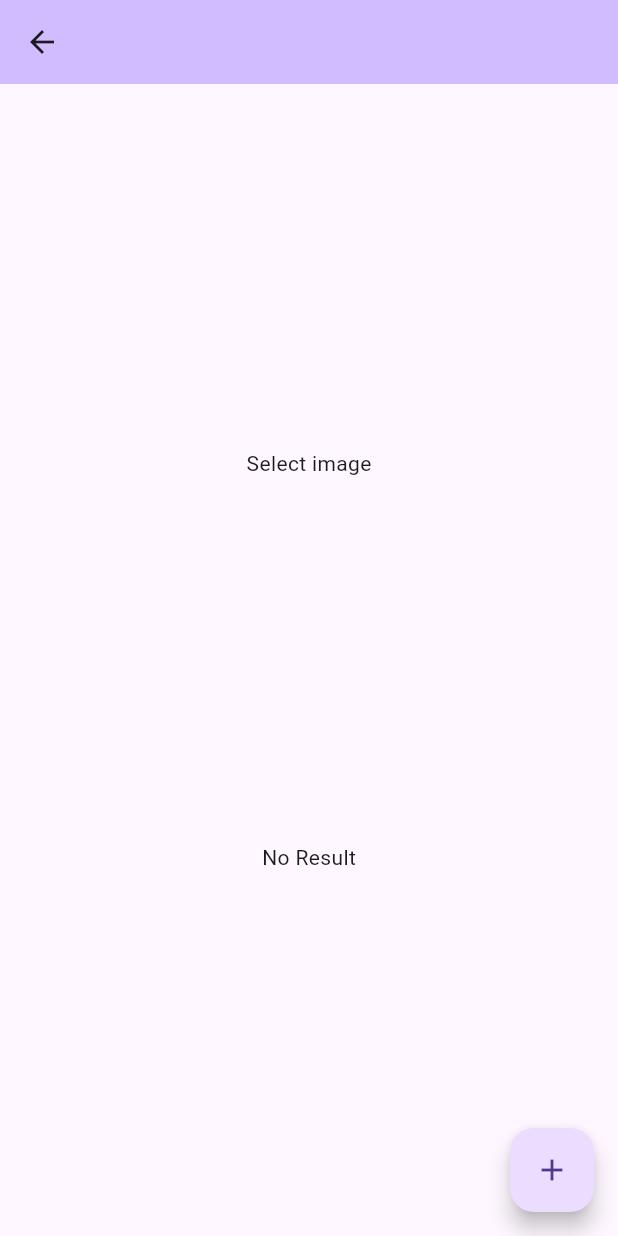
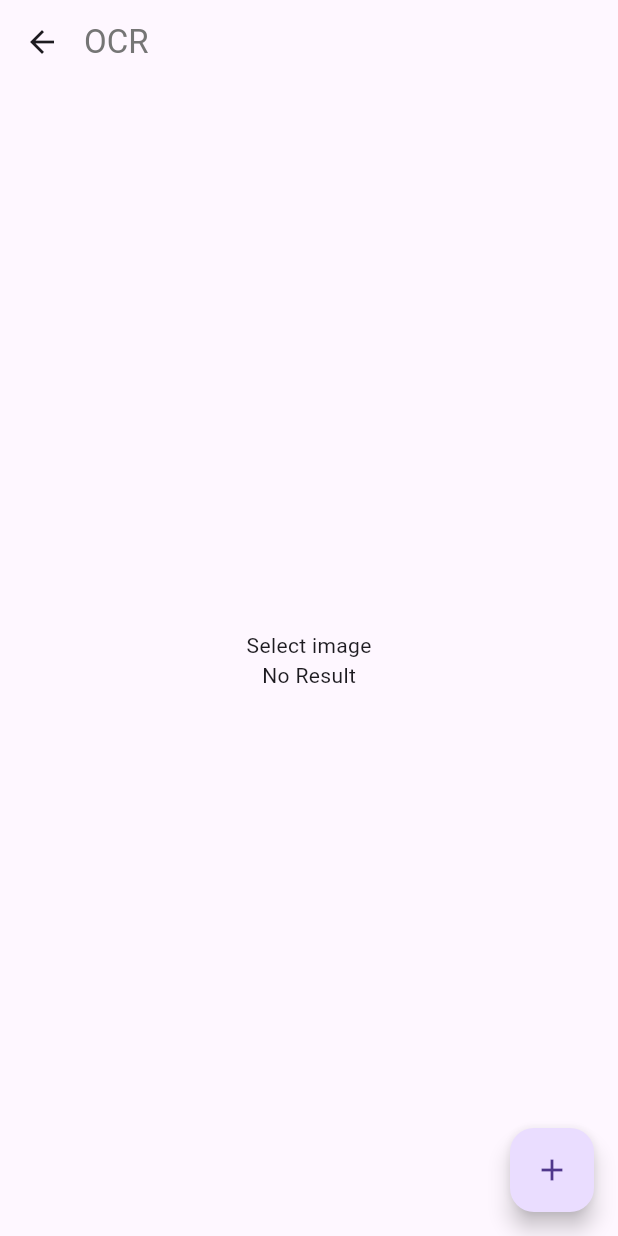
Before and after one commit to CP24SY2/taxdy-demo, a Flutter app: the ScannerPage screen opened directly, after a tap on "OCR", on a phone screen of 412 x 824 dp. Run offline on Flutter 3.47's test engine with Material 3 defaults, Android fonts, the phone set to English and light mode, and no system bars; our stand-ins replace image_picker; missing offline and left inert: google_mlkit_text_recognition.

Commit message:
👾update Ui

```diff
--- a/lib/screens/ocr.dart
+++ b/lib/screens/ocr.dart
@@ -6,31 +6,33 @@ import 'dart:io';
 import 'package:google_mlkit_text_recognition/google_mlkit_text_recognition.dart';
 import 'package:image_picker/image_picker.dart';
 
-class Ocrpage extends StatefulWidget {
-  const Ocrpage({super.key});
+class OcrPage extends StatefulWidget {
+  const OcrPage({super.key});
 
   @override
-  State<Ocrpage> createState() => _OcrpageState();
+  State<OcrPage> createState() => _OcrPageState();
 }
 
-class _OcrpageState extends State<Ocrpage> {
+class _OcrPageState extends State<OcrPage> {
   File? selectedMedia;
 
   @override
   Widget build(BuildContext context) {
     return Scaffold(
       appBar: AppBar(
-        backgroundColor: Theme.of(context).colorScheme.inversePrimary,
+        title: Text('OCR', style: TextStyle(color: Color(0xFF757575))),
+        centerTitle: false,
+        titleSpacing: 0.0,
       ),
       body: Center(
-        child: Column(
-          mainAxisSize: MainAxisSize.max,
-          mainAxisAlignment: MainAxisAlignment.spaceEvenly,
-          crossAxisAlignment: CrossAxisAlignment.center,
-          children: [
-            _imageView(),
-            _extractTextView(),
-          ],
+        child: SingleChildScrollView(
+          child: Column(
+            mainAxisAlignment: MainAxisAlignment.center,
+            children: [
+              _imageView(),
+              _extractTextView(),
+            ],
+          ),
         ),
       ),
       floatingActionButton: FloatingActionButton(
@@ -59,7 +61,7 @@ class _OcrpageState extends State<Ocrpage> {
     return Center(
       child: Image.file(
         selectedMedia!,
-        width: 200,
+        height: 400,
       ),
     );
   }
@@ -75,7 +77,7 @@ class _OcrpageState extends State<Ocrpage> {
         builder: (context, snapshot) {
           return Text(
             snapshot.data ?? "",
-            style: const TextStyle(fontSize: 50),
+            style: const TextStyle(fontSize: 20),
           );
         });
   }
@@ -85,9 +87,9 @@ class _OcrpageState extends State<Ocrpage> {
       script: TextRecognitionScript.latin,
     );
 
-    final InputImage inputimage = InputImage.fromFile(file);
+    final InputImage inputImage = InputImage.fromFile(file);
     final RecognizedText recognizedText =
-        await textRecognizer.processImage(inputimage);
+        await textRecognizer.processImage(inputImage);
     String text = recognizedText.text;
     LineSplitter ls = LineSplitter();
     List<String> textList = ls.convert(text);
--- a/lib/screens/scanner.dart
+++ b/lib/screens/scanner.dart
@@ -25,7 +25,7 @@ class ScannerPage extends StatelessWidget {
                   onPressed: () {
                     Navigator.push(
                       context,
-                      MaterialPageRoute(builder: (context) => const Ocrpage()),
+                      MaterialPageRoute(builder: (context) => const OcrPage()),
                     );
                   },
                 ),
@@ -36,7 +36,7 @@ class ScannerPage extends StatelessWidget {
                   onPressed: () {
                     Navigator.push(
                       context,
-                      MaterialPageRoute(builder: (context) => const Apipage()),
+                      MaterialPageRoute(builder: (context) => const ApiPage()),
                     );
                   },
                 ),
```
Also changed, not shown: lib/screens/api.dart (+60 -29 lines).
